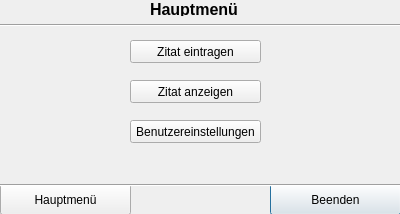
Old version of the form ZitatErfassung/hauptmenueuser.ui in the repository TrialAnd404/MyRepo.
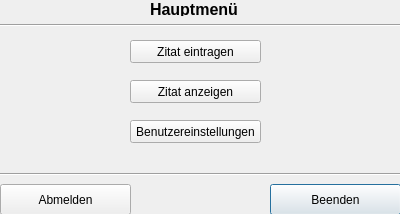
New version of the form.

What changed in the file:
```diff
--- a/ZitatErfassung/hauptmenueuser.ui
+++ b/ZitatErfassung/hauptmenueuser.ui
@@ -101,16 +101,16 @@
     </rect>
    </property>
    <property name="text">
-    <string>Hauptmenü</string>
+    <string>Abmelden</string>
    </property>
   </widget>
   <widget class="Line" name="line">
    <property name="geometry">
     <rect>
      <x>0</x>
-     <y>170</y>
+     <y>166</y>
      <width>411</width>
-     <height>31</height>
+     <height>16</height>
     </rect>
    </property>
    <property name="orientation">
```
Left out of the diff: 2 changed lines with no effect on the pictures.
